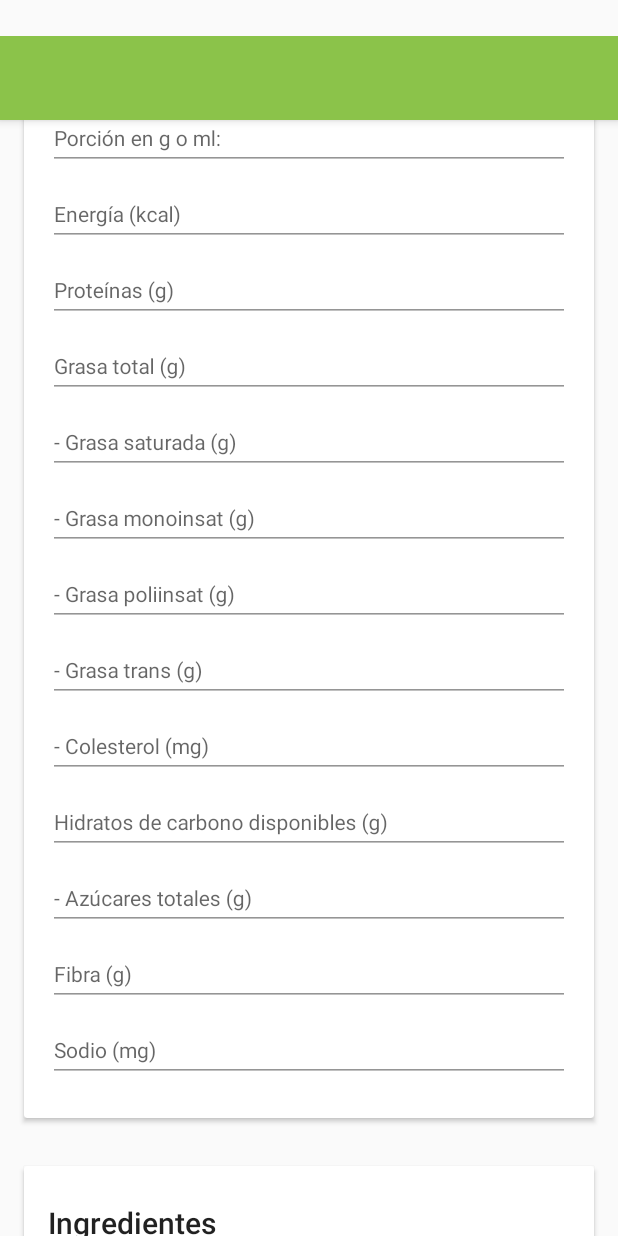
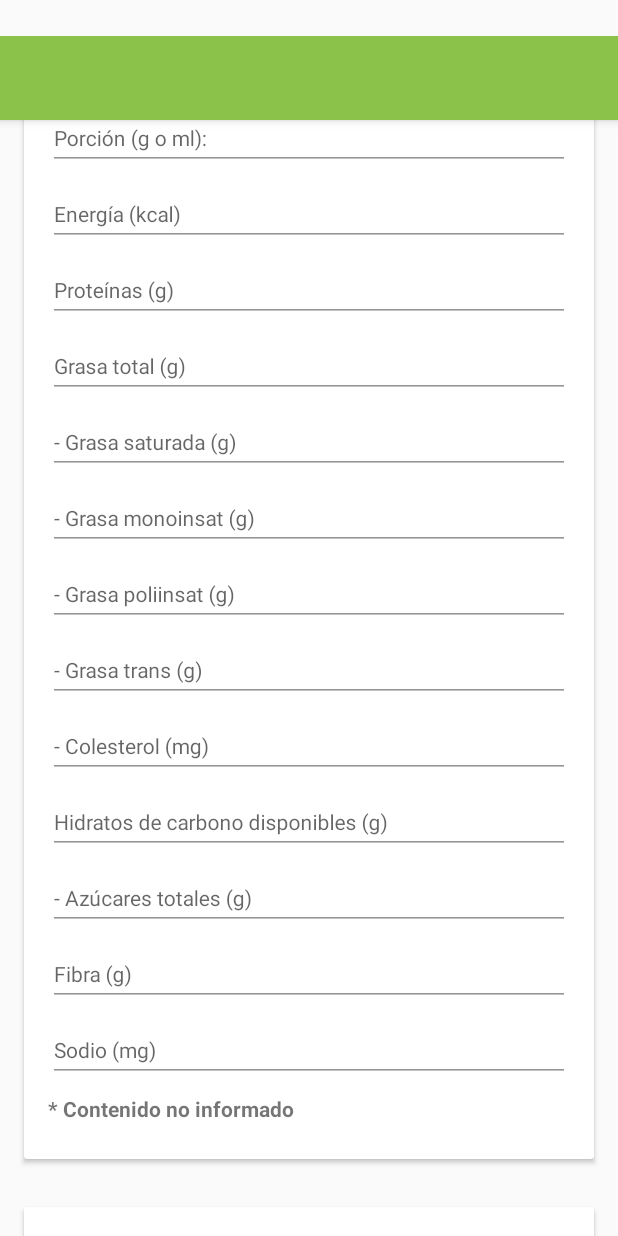
Before and after one commit to jonasAstudillo/eyesfood, an Android app: the layout dialog_new_foods.xml on its own in the app's theme, with its tools: preview values and no code run, scrolled down 520 dp, on a phone screen of 412 x 824 dp. Run offline under Robolectric (Android 15) with nearby library versions, the phone set to English and light mode, and no system bars.

Commit message:
Foods complaint design done.

```diff
--- a/app/src/main/res/layout/dialog_new_foods.xml
+++ b/app/src/main/res/layout/dialog_new_foods.xml
@@ -355,6 +355,14 @@
                             style="@style/BodyRegular"/>
                     </android.support.design.widget.TextInputLayout>
 
+                    <TextView
+                        android:id="@+id/tvNoInfo"
+                        android:layout_height="wrap_content"
+                        android:layout_width="wrap_content"
+                        android:paddingTop="8dp"
+                        android:textStyle="bold"
+                        android:text="@string/foods_info_nutricional_nota" />
+
                 </LinearLayout>
 
             </android.support.v7.widget.CardView>
--- a/app/src/main/res/values/strings.xml
+++ b/app/src/main/res/values/strings.xml
@@ -69,7 +69,7 @@
     <string name="foods_title_info_nutricional">Información nutricional</string>
     <string name="foods_info_nutricional_porcion">Porción: </string>
     <string name="foods_info_nutricional_porcion_envase">Porciones por envase: </string>
-    <string name="foods_info_nutricional_porcion_unit">Porción en g o ml: </string>
+    <string name="foods_info_nutricional_porcion_unit">Porción (g o ml): </string>
     <string name="foods_info_nutricional_por_100">100g</string>
     <string name="foods_info_nutricional_por_porcion">1 porción</string>
     <string name="foods_info_nutricional_energia">Energía (kcal)</string>
```
